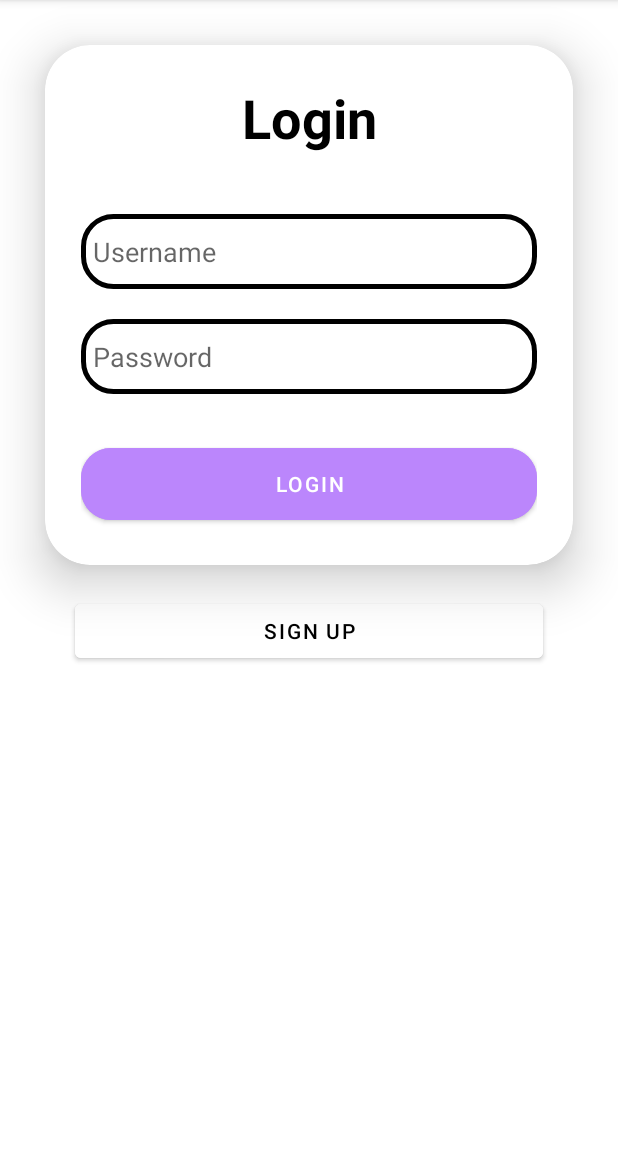
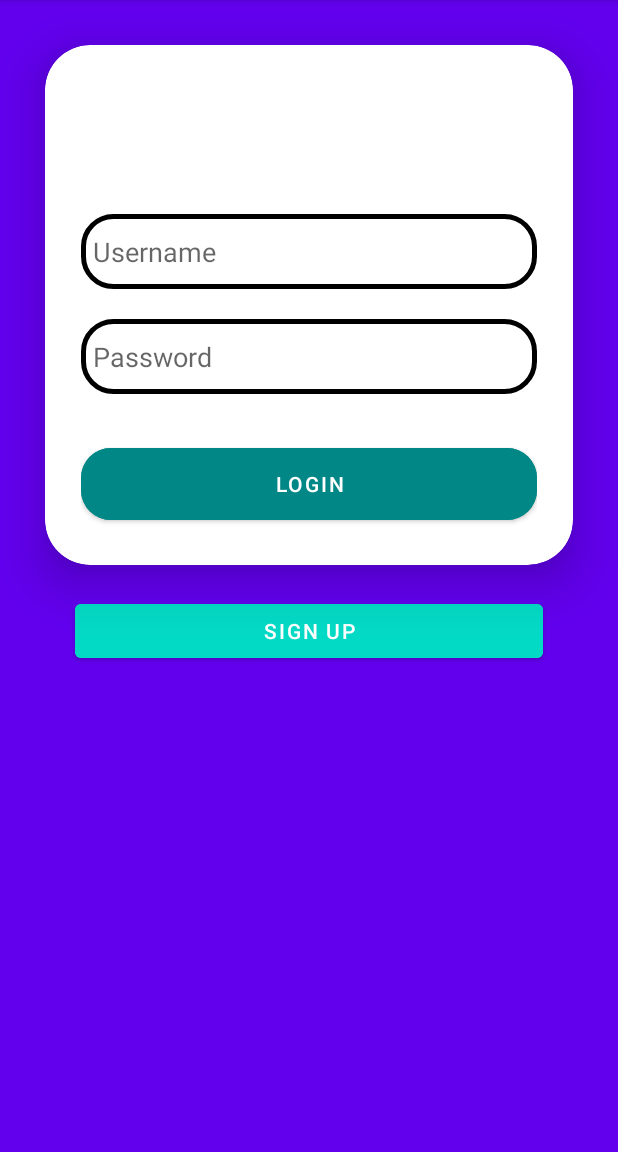
Before and after one commit to BadWolf02/LetMeCook, an Android app: the screen it shows after launch (LoginActivity), on a phone screen of 412 x 824 dp, the part 84-1236 px from its top. Run offline under Robolectric (Android 15) with nearby library versions, the light colour scheme and no system bars.

Commit message:
Updated login and sign up activities to use themes.

```diff
--- a/app/src/main/res/layout/activity_login.xml
+++ b/app/src/main/res/layout/activity_login.xml
@@ -5,7 +5,7 @@
     xmlns:tools="http://schemas.android.com/tools"
     android:layout_width="match_parent"
     android:layout_height="match_parent"
-    android:background="?android:attr/windowBackground"
+    android:background="?attr/colorPrimary"
     tools:context=".LoginActivity">
 
     <androidx.cardview.widget.CardView
@@ -18,7 +18,7 @@
         app:layout_constraintTop_toTopOf="parent"
         app:layout_constraintStart_toStartOf="parent"
         app:layout_constraintEnd_toEndOf="parent"
-        android:background="?android:attr/windowBackground">
+        android:background="?attr/colorPrimary">
 
         <LinearLayout
             android:layout_width="match_parent"
@@ -34,7 +34,7 @@
                 android:textSize="36sp"
                 android:textAlignment="center"
                 android:textStyle="bold"
-                android:textColor="@color/black" />
+                android:textColor="?attr/colorOnPrimary" />
 
             <EditText
                 android:id="@+id/loginEmail"
@@ -47,7 +47,7 @@
                 android:hint="@string/username"
                 android:inputType="textEmailAddress"
                 android:padding="8dp"
-                android:textColor="@color/black"
+                android:textColor="?attr/colorOnPrimary"
                 android:textColorHighlight="@color/cardview_dark_background" />
 
             <EditText
@@ -61,7 +61,7 @@
                 android:hint="@string/password"
                 android:padding="8dp"
                 android:inputType="textPassword"
-                android:textColor="@color/black"
+                android:textColor="?attr/colorOnPrimary"
                 android:textColorHighlight="@color/cardview_dark_background" />
 
             <Button
@@ -69,24 +69,24 @@
                 android:layout_width="match_parent"
                 android:layout_height="60dp"
                 android:layout_marginTop="30dp"
-                android:backgroundTint="@color/purple_200"
+                android:backgroundTint="?attr/colorSecondaryVariant"
                 android:text="@string/login"
+                android:textColor="?attr/colorOnPrimary"
                 app:cornerRadius = "20dp" />
-
         </LinearLayout>
     </androidx.cardview.widget.CardView>
+
     <Button
         android:id="@+id/to_signup"
         android:layout_width="0dp"
         android:layout_height="wrap_content"
         android:layout_marginTop="20dp"
         android:layout_marginHorizontal="50dp"
-        android:textColor="@color/black"
-        android:backgroundTint="?android:attr/windowBackground"
+        android:backgroundTint="?attr/colorAccent"
         android:text="@string/signup"
+        android:textColor="?attr/colorOnPrimary"
         app:layout_constraintTop_toBottomOf="@id/loginCard"
         app:layout_constraintStart_toStartOf="parent"
         app:layout_constraintEnd_toEndOf="parent" />
 
-
 </androidx.constraintlayout.widget.ConstraintLayout>
```
Also changed, not shown: app/src/main/res/layout/activity_signup.xml (+11 -8 lines).
